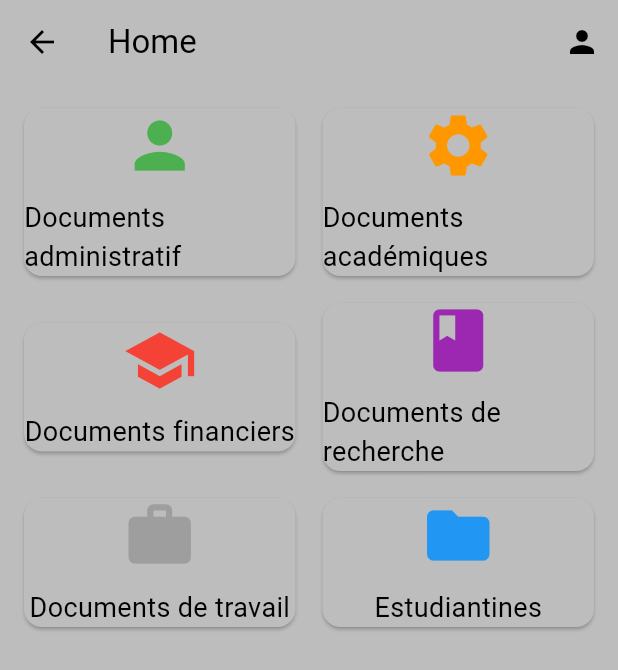
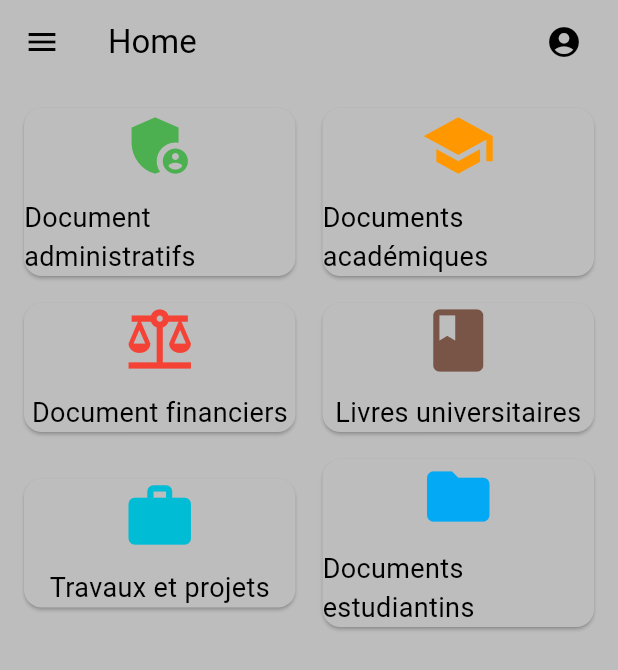
Before and after one commit to Cedro-bis/archivageucb, a Flutter app: the HomePage screen opened directly, on a phone screen of 412 x 824 dp. Shown: the top 670 px of the screen. Run offline on Flutter 3.47's test engine with Material 3 defaults, Android fonts, the phone set to English and light mode, and no system bars; our stand-ins replace cloud_firestore, file_picker, firebase_auth, firebase_core, go_router, supabase_flutter; accounts and stored records are empty; statements that could not run were skipped.

Commit message:
Version 1.02

```diff
--- /dev/null
+++ b/lib/components/my_cards.dart
@@ -0,0 +1,33 @@
+import 'package:archivageucb/export_pages.dart';
+
+// ignore: must_be_immutable
+class MyCards extends StatelessWidget {
+  final IconData icon;
+  final MaterialColor color;
+  final String title;
+  void Function()? onTap;
+  MyCards({
+    super.key,
+    required this.icon,
+    required this.color,
+    required this.title,
+    this.onTap,
+  });
+
+  @override
+  Widget build(BuildContext context) {
+    return GestureDetector(
+      onTap: onTap,
+      child: Card(
+        child: Column(
+          mainAxisAlignment: MainAxisAlignment.center,
+          children: [
+            Icon(icon, color: color, size: 50),
+            SizedBox(height: 10),
+            Text(title, style: TextStyle(fontSize: 18)),
+          ],
+        ),
+      ),
+    );
+  }
+}
--- a/lib/export_pages.dart
+++ b/lib/export_pages.dart
@@ -1,3 +1,4 @@
+export 'package:archivageucb/widgets/go_router_refresh_stream.dart';
 export 'package:archivageucb/components/my_text_fields.dart';
 export 'package:archivageucb/models/archive_models.dart';
 export 'package:archivageucb/pages/enregistrement.dart';
@@ -10,3 +11,5 @@ export 'package:archivageucb/services/firestore/archive_service.dart';
 export 'package:archivageucb/themes/theme_provider.dart';
 export 'package:flutter/material.dart';
 export 'package:archivageucb/firebase_options.dart';
+export 'package:go_router/go_router.dart';
+export 'package:archivageucb/components/my_cards.dart';
--- /dev/null
+++ b/lib/pages/doc_admin.dart
@@ -0,0 +1,14 @@
+import 'package:flutter/material.dart';
+
+class DocAdmin extends StatelessWidget {
+  const DocAdmin({super.key});
+
+  @override
+  Widget build(BuildContext context) {
+    return Scaffold(
+      appBar: AppBar(title: Text('Documents administratifs')),
+      body: Center(child: Text('Documents administratifs')),
+    );
+    ;
+  }
+}
--- /dev/null
+++ b/lib/pages/doc_etudiants.dart
@@ -0,0 +1,13 @@
+import 'package:flutter/material.dart';
+
+class DocEtudiants extends StatelessWidget {
+  const DocEtudiants({super.key});
+
+  @override
+  Widget build(BuildContext context) {
+    return Scaffold(
+      appBar: AppBar(title: Text('Document des étudiants')),
+      body: Center(child: Text('Documents Estudiantins')),
+    );
+  }
+}
--- a/lib/pages/enregistrement.dart
+++ b/lib/pages/enregistrement.dart
@@ -125,6 +125,8 @@ class _EnregistrementState extends State<Enregistrement> {
             mainAxisAlignment: MainAxisAlignment.center,
             crossAxisAlignment: CrossAxisAlignment.stretch,
             children: [
+              Image.asset('lib/images/logo.png', width: 150, height: 150),
+              SizedBox(height: 16),
               const Text(
                 "Bienvenus sur le site officiel des archives de l'UCB.Pour profiter de nos services, Veuillez créer un compte",
                 style: TextStyle(fontSize: 25, fontWeight: FontWeight.bold),
--- a/lib/pages/home_page.dart
+++ b/lib/pages/home_page.dart
@@ -14,16 +14,37 @@ class _HomePageState extends State<HomePage> {
       appBar: AppBar(
         title: Text('Home'),
         actions: [
-          IconButton(
-            icon: Icon(Icons.person),
-            onPressed: () {
-              Navigator.pushNamed(
-                context,
-                MaterialPageRoute(
-                  builder: (context) => Profil(),
-                ).settings.name!,
-              );
-            },
+          Padding(
+            padding: const EdgeInsets.only(right: 12.0),
+            child: IconButton(
+              icon: Icon(Icons.account_circle),
+              onPressed: () {
+                Navigator.push(
+                  context,
+                  MaterialPageRoute(builder: (builder) => Profil()),
+                );
+              },
+            ),
+          ),
+        ],
+      ),
+      drawer: ListView(
+        children: [
+          DrawerHeader(
+            child: Image.asset('lib/images/logo.png', width: 70, height: 70),
+          ),
+          Column(
+            mainAxisAlignment: MainAxisAlignment.spaceBetween,
+            children: [
+              Row(
+                spacing: 6,
+                children: [Icon(Icons.archive), Text('Archiver')],
+              ),
+              Row(
+                spacing: 6,
+                children: [Icon(Icons.logout), Text('Se déconnecter')],
+              ),
+            ],
           ),
         ],
       ),
@@ -35,18 +56,19 @@ class _HomePageState extends State<HomePage> {
               Row(
                 children: [
                   Expanded(
-                    child: _builCard(
-                      Icons.person,
-                      'Documents administratif',
-                      Colors.green,
+                    child: MyCards(
+                      icon: Icons.admin_panel_settings,
+                      color: Colors.green,
+                      title: 'Document administratifs',
+                      onTap: () {},
                     ),
                   ),
                   SizedBox(width: 10),
                   Expanded(
-                    child: _builCard(
-                      Icons.settings,
-                      'Documents académiques',
-                      Colors.orange,
+                    child: MyCards(
+                      icon: Icons.school,
+                      color: Colors.orange,
+                      title: 'Documents académiques',
                     ),
                   ),
                 ],
@@ -55,18 +77,18 @@ class _HomePageState extends State<HomePage> {
               Row(
                 children: [
                   Expanded(
-                    child: _builCard(
-                      Icons.school,
-                      'Documents financiers',
-                      Colors.red,
+                    child: MyCards(
+                      icon: Icons.balance,
+                      color: Colors.red,
+                      title: 'Document financiers',
                     ),
                   ),
                   SizedBox(width: 10),
                   Expanded(
-                    child: _builCard(
-                      Icons.book,
-                      'Documents de recherche',
-                      Colors.purple,
+                    child: MyCards(
+                      icon: Icons.book,
+                      color: Colors.brown,
+                      title: 'Livres universitaires',
                     ),
                   ),
                 ],
@@ -75,18 +97,21 @@ class _HomePageState extends State<HomePage> {
               Row(
                 children: [
                   Expanded(
-                    child: _builCard(
-                      Icons.work,
-                      'Documents de travail',
-                      Colors.grey,
+                    child: MyCards(
+                      icon: Icons.work,
+                      color: Colors.cyan,
+                      title: 'Travaux et projets',
                     ),
                   ),
                   SizedBox(width: 10),
                   Expanded(
-                    child: _builCard(
-                      Icons.folder,
-                      'Estudiantines',
-                      Colors.blue,
+                    child: MyCards(
+                      onTap: () {
+                        context.go('/docetu');
+                      },
+                      icon: Icons.folder,
+                      color: Colors.lightBlue,
+                      title: 'Documents estudiantins',
                     ),
                   ),
                 ],
@@ -97,17 +122,4 @@ class _HomePageState extends State<HomePage> {
       ),
     );
   }
-
-  Widget _builCard(IconData icon, String title, MaterialColor color) {
-    return Card(
-      child: Column(
-        mainAxisAlignment: MainAxisAlignment.center,
-        children: [
-          Icon(icon, color: color, size: 50),
-          SizedBox(height: 10),
-          Text(title, style: TextStyle(fontSize: 18)),
-        ],
-      ),
-    );
-  }
 }
--- /dev/null
+++ b/lib/pages/livres.dart
@@ -0,0 +1,14 @@
+import 'package:flutter/material.dart';
+
+class Livres extends StatelessWidget {
+  const Livres({super.key});
+
+  @override
+  Widget build(BuildContext context) {
+    return Scaffold(
+      appBar: AppBar(title: Text('Livres')),
+      body: Center(child: Text('Livres')),
+    );
+    ;
+  }
+}
--- a/lib/pages/login_page.dart
+++ b/lib/pages/login_page.dart
@@ -1,6 +1,5 @@
 import 'package:archivageucb/export_pages.dart';
 import 'package:archivageucb/pages/upload_sceen.dart';
-import 'package:archivageucb/themes/theme.dart';
 import 'package:firebase_auth/firebase_auth.dart';
 import 'package:provider/provider.dart';
 
@@ -44,7 +43,7 @@ class _LoginPageState extends State<LoginPage> {
       if (mounted) {
         Navigator.pushAndRemoveUntil(
           context,
-          MaterialPageRoute(builder: (context) => const UploadScreen()),
+          MaterialPageRoute(builder: (context) => const HomePage()),
           (route) => false,
         );
       }
--- /dev/null
+++ b/lib/pages/travaux.dart
@@ -0,0 +1,13 @@
+import 'package:flutter/material.dart';
+
+class Travaux extends StatelessWidget {
+  const Travaux({super.key});
+
+  @override
+  Widget build(BuildContext context) {
+    return Scaffold(
+      appBar: AppBar(title: Text('Travaux')),
+      body: Center(child: Text('Travaux')),
+    );
+  }
+}
--- /dev/null
+++ b/lib/routes/route_app.dart
@@ -0,0 +1,48 @@
+import 'package:archivageucb/export_pages.dart';
+import 'package:archivageucb/pages/doc_academ.dart';
+import 'package:archivageucb/pages/doc_admin.dart';
+import 'package:archivageucb/pages/doc_etudiants.dart';
+import 'package:archivageucb/pages/doc_finance.dart';
+import 'package:archivageucb/pages/livres.dart';
+import 'package:archivageucb/pages/travaux.dart';
+import 'package:archivageucb/pages/upload_sceen.dart';
+import 'package:archivageucb/pages/verify_email_screen.dart';
+import 'package:firebase_auth/firebase_auth.dart';
+
+GoRouter goRouter = GoRouter(
+  initialLocation: '/',
+  refreshListenable: GoRouterRefreshStream(
+    FirebaseAuth.instance.authStateChanges(),
+  ),
+  redirect: (context, state) {
+    final bool loggedIn = FirebaseAuth.instance.currentUser != null;
+    final bool loggingIn = state.matchedLocation == '/login';
+    if (!loggedIn && !loggingIn) return '/login';
+    if (loggedIn && loggingIn) return '/';
+    return null;
+  },
+  routes: [
+    GoRoute(path: '/', builder: (context, state) => const HomePage()),
+    GoRoute(
+      path: '/registred',
+      builder: (context, state) => const Enregistrement(),
+    ),
+    GoRoute(path: '/login', builder: (context, state) => const LoginPage()),
+    GoRoute(path: '/profil', builder: (context, state) => const Profil()),
+    GoRoute(
+      path: '/redirection',
+      builder: (context, state) => const Redirection(),
+    ),
+    GoRoute(path: '/upload', builder: (context, state) => const UploadScreen()),
+    GoRoute(
+      path: '/verify',
+      builder: (context, state) => const VerifyEmailScreen(email: ''),
+    ),
+    GoRoute(path: '/docadmin', builder: (context, state) => const DocAdmin()),
+    GoRoute(path: '/docetu', builder: (context, state) => const DocEtudiants()),
+    GoRoute(path: '/docacad', builder: (context, state) => const DocAcadem()),
+    GoRoute(path: '/travaux', builder: (context, state) => const Travaux()),
+    GoRoute(path: '/docfina', builder: (context, state) => const DocFinance()),
+    GoRoute(path: '/livres', builder: (context, state) => const Livres()),
+  ],
+);
--- a/lib/services/firebase/authentification.dart
+++ b/lib/services/firebase/authentification.dart
@@ -1,5 +1,4 @@
 import 'package:firebase_auth/firebase_auth.dart';
-import 'package:flutter/material.dart';
 
 class Authentification {
   static final FirebaseAuth _auth = FirebaseAuth.instance;
--- a/pubspec.yaml
+++ b/pubspec.yaml
@@ -41,6 +41,7 @@ dependencies:
   file_picker: ^8.0.0
   provider: ^6.1.5+1
   supabase_flutter: ^2.17.2
+  go_router: ^18.0.1
 
 
 dev_dependencies:
```
Also changed, not shown: lib/main.dart (+3 -17 lines), lib/pages/doc_academ.dart (added, +13 -0 lines), lib/pages/doc_finance.dart (added, +13 -0 lines), lib/pages/profil.dart (+21 -12 lines), lib/pages/upload_sceen.dart (+45 -10 lines), lib/services/firestore/archive_service.dart (+19 -13 lines), lib/widgets/go_router_refresh_stream.dart (added, +17 -0 lines), pubspec.lock, 1 other file.
